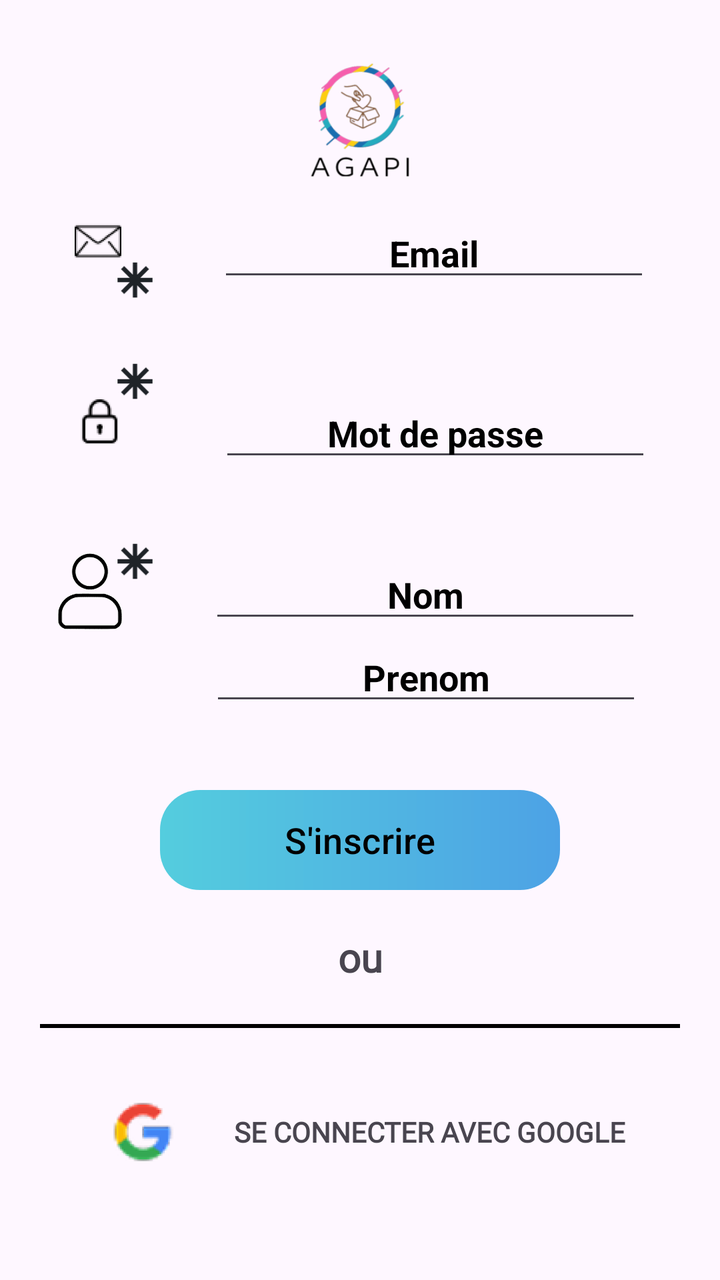
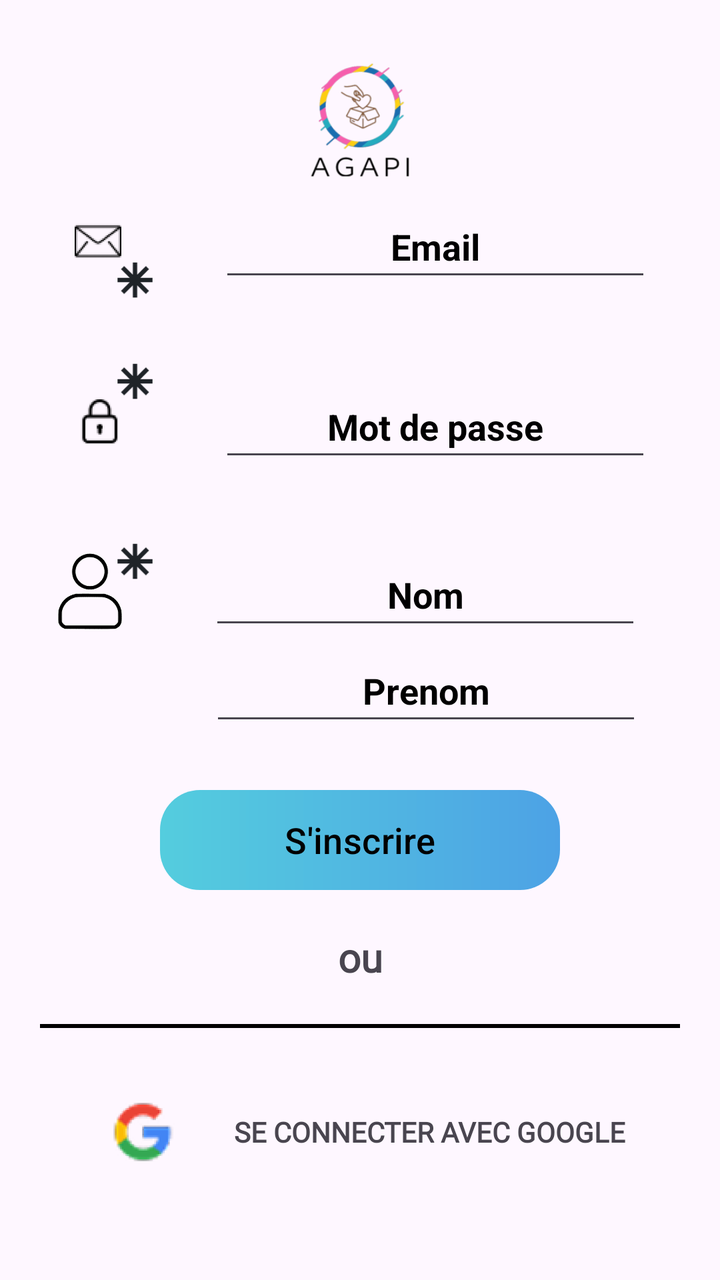

Compare the two renders of this Android layout. The source of the first and the diff that turns it into the second are given below.
<!-- AndroidManifest.xml: application theme Theme.NewAgapiVERSION311CLEAN -->
<!-- res/layout/fragment_inscription.xml -->
<androidx.constraintlayout.widget.ConstraintLayout xmlns:android="http://schemas.android.com/apk/res/android"
    xmlns:tools="http://schemas.android.com/tools"
    android:layout_width="match_parent"
    android:layout_height="match_parent"
    xmlns:app="http://schemas.android.com/apk/res-auto"
    tools:context="fragments.InscriptionFragment">

    <ImageView
        android:id="@+id/imageLogo"
        android:layout_width="120dp"
        android:layout_height="120dp"
        android:src="@mipmap/icon_app"
        android:scaleType="fitXY"
        android:backgroundTint="@color/transparent"
        app:layout_constraintEnd_toEndOf="parent"
        app:layout_constraintStart_toStartOf="parent"
        app:layout_constraintTop_toTopOf="parent" />


    <ImageView
        android:id="@+id/imageViewEmail"
        android:layout_width="50dp"
        android:layout_height="50dp"
        android:layout_marginStart="24dp"
        android:layout_marginBottom="40dp"
        android:scaleType="centerCrop"
        app:layout_constraintBottom_toTopOf="@+id/imageVerrou"
        app:layout_constraintStart_toStartOf="parent"
        app:layout_constraintWidth_percent="0.4"
        app:srcCompat="@mipmap/icon_mail" />
    <ImageView
        android:id="@+id/imageView6"
        android:layout_width="35dp"
        android:layout_height="40dp"
        android:layout_marginStart="50dp"
        app:layout_constraintStart_toStartOf="parent"
        app:layout_constraintTop_toBottomOf="@+id/imageLogo"
        app:srcCompat="@drawable/icon_asterisque" />



    <EditText
        android:id="@+id/editTextTextEmailAddress"
        android:layout_width="0dp"
        android:layout_height="wrap_content"
        android:hint="Email"
        android:textStyle="bold"
        android:textColorHint="@color/black"
        android:gravity="center"
        android:inputType="textEmailAddress"
        app:layout_constraintBottom_toBottomOf="@+id/imageViewEmail"
        app:layout_constraintEnd_toEndOf="parent"
        app:layout_constraintStart_toEndOf="@+id/imageViewEmail"
        app:layout_constraintWidth_percent="0.6"
        />

    <ImageView
        android:id="@+id/imageViewProfil"
        android:layout_width="40dp"
        android:layout_height="40dp"
        android:layout_marginStart="25dp"
        android:scaleType="centerCrop"
        app:layout_constraintBottom_toBottomOf="@+id/linearLayoutPartieGoogle"
        app:layout_constraintStart_toStartOf="parent"
        app:layout_constraintTop_toTopOf="parent"
        app:layout_constraintWidth_percent="0.40"
        app:srcCompat="@drawable/profil_noir"
        />

    <ImageView
        android:id="@+id/imageView5"
        android:layout_width="35dp"
        android:layout_height="40dp"
        android:layout_marginStart="50dp"
        android:layout_marginTop="25dp"
        app:layout_constraintStart_toStartOf="parent"
        app:layout_constraintTop_toBottomOf="@+id/imageVerrou"
        app:srcCompat="@drawable/icon_asterisque" />

    <EditText
        android:id="@+id/editTextNom"
        android:layout_width="0dp"
        android:layout_height="wrap_content"
        android:gravity="center"
        android:hint="Nom"
        android:textColorHint="@color/black"
        android:textStyle="bold"
        app:layout_constraintBottom_toBottomOf="@id/imageViewProfil"
        app:layout_constraintEnd_toEndOf="parent"
        app:layout_constraintStart_toEndOf="@id/imageViewProfil"
        app:layout_constraintTop_toTopOf="@+id/imageViewProfil"
        app:layout_constraintWidth_percent="0.6" />

    <EditText
        android:id="@+id/editTextPrenom"
        android:layout_width="0dp"
        android:layout_height="wrap_content"
        android:gravity="center"
        android:hint="Prenom"
        android:textColorHint="@color/black"
        android:textStyle="bold"
        app:layout_constraintTop_toBottomOf="@id/editTextNom"
        app:layout_constraintEnd_toEndOf="parent"
        app:layout_constraintHorizontal_bias="0.505"
        app:layout_constraintStart_toEndOf="@id/imageViewProfil"
        app:layout_constraintWidth_percent="0.6" />

    <ImageView
        android:id="@+id/imageVerrou"
        android:layout_width="50dp"
        android:layout_height="50dp"
        android:layout_gravity="center"
        android:layout_marginStart="25dp"
        android:layout_marginBottom="40dp"
        android:scaleType="centerCrop"
        app:layout_constraintStart_toStartOf="parent"
        app:layout_constraintBottom_toTopOf="@+id/imageViewProfil"
        app:layout_constraintWidth_percent="0.4"
        app:srcCompat="@mipmap/icon_verrou" />

    <EditText
        android:id="@+id/editTextMdpInscription"
        android:layout_width="0dp"
        android:layout_height="wrap_content"
        android:hint="Mot de passe"
        android:textStyle="bold"
        android:textColorHint="@color/black"
        android:gravity="center"
        app:layout_constraintBottom_toBottomOf="@id/imageVerrou"
        app:layout_constraintEnd_toEndOf="parent"
        app:layout_constraintStart_toEndOf="@id/imageVerrou"
        app:layout_constraintWidth_percent="0.6"
        />

    <ImageView
        android:id="@+id/imageView3"
        android:layout_width="35dp"
        android:layout_height="40dp"
        android:layout_marginStart="50dp"
        android:layout_marginTop="25dp"
        app:layout_constraintStart_toStartOf="parent"
        app:layout_constraintTop_toBottomOf="@+id/imageViewEmail"
        app:srcCompat="@drawable/icon_asterisque"  />


    <View
        android:id="@+id/viewButton"
        android:layout_width="0dp"
        android:layout_height="0dp"
        android:background="@drawable/background_button"
        app:layout_constraintBottom_toBottomOf="@id/buttonInscription"
        app:layout_constraintEnd_toEndOf="@id/buttonInscription"
        app:layout_constraintStart_toStartOf="@id/buttonInscription"
        app:layout_constraintTop_toTopOf="@id/buttonInscription">

    </View>

    <Button
        android:id="@+id/buttonInscription"
        android:layout_width="200dp"
        android:layout_height="50dp"
        android:layout_marginTop="200dp"
        android:background="#00FFFFFF"
        android:text="S'inscrire"
        android:textColor="@color/black"
        android:textSize="18dp"
        app:layout_constraintBottom_toBottomOf="parent"
        app:layout_constraintEnd_toEndOf="parent"
        app:layout_constraintStart_toStartOf="parent"
        app:layout_constraintTop_toTopOf="parent"

        />

    <TextView
        android:id="@+id/ou"
        android:layout_width="wrap_content"
        android:layout_height="wrap_content"
        android:layout_marginTop="20dp"
        android:fontFamily="@font/poppins"
        android:text="ou"
        android:textAlignment="center"
        android:textSize="20sp"
        android:textStyle="bold"
        app:layout_constraintEnd_toEndOf="parent"
        app:layout_constraintStart_toStartOf="parent"
        app:layout_constraintTop_toBottomOf="@id/buttonInscription" />

    <View
        android:id="@+id/barrie"
        android:layout_width="0dp"
        android:layout_height="2dp"
        android:layout_margin="20dp"
        android:background="@color/black"
        app:layout_constraintEnd_toEndOf="parent"
        app:layout_constraintStart_toStartOf="parent"
        app:layout_constraintTop_toBottomOf="@id/ou">

    </View>

    <LinearLayout
        android:id="@+id/linearLayoutPartieGoogle"
        android:layout_width="match_parent"
        android:layout_height="wrap_content"
        android:gravity="center"
        android:orientation="horizontal"
        app:layout_constraintBottom_toBottomOf="parent"
        app:layout_constraintTop_toBottomOf="@id/ou">

    <ImageView
        android:id="@+id/icon_google"
        android:layout_width="50dp"
        android:layout_height="50dp"
        app:layout_constraintStart_toStartOf="parent"
        app:srcCompat="@mipmap/icon_google" />

    <TextView
        android:id="@+id/textconnectionGoogle"
        android:layout_width="wrap_content"
        android:layout_height="wrap_content"
        android:layout_marginStart="20dp"
        android:fontFamily="@font/poppins_medium"
        android:text="Se connecter avec google"
        android:textAlignment="center"
        android:textAllCaps="true"
        android:textSize="14sp"
        android:textStyle="bold">

    </TextView>
    </LinearLayout>



</androidx.constraintlayout.widget.ConstraintLayout>
<!-- resources referenced by this layout -->
<resources>
  <color name="black">#FF000000</color>
  <color name="transparent">#00FFFFFF</color>
  <!-- drawable background_button (drawable) -->
  <?xml version="1.0" encoding="utf-8"?>
  <shape xmlns:android="http://schemas.android.com/apk/res/android"
      >
  
      <gradient
          android:angle="0"
          android:startColor="#54CDDE"
          android:endColor="#4DA2E5"  />
  
      <corners
          android:topLeftRadius="20dp"
          android:topRightRadius="20dp"
          android:bottomLeftRadius="20dp"
          android:bottomRightRadius="20dp"/>
  
  </shape>
  <!-- drawable icon_asterisque (drawable) -->
  <vector xmlns:android="http://schemas.android.com/apk/res/android"
      android:width="108dp"
      android:height="108dp"
      android:viewportWidth="24"
      android:viewportHeight="24">
    <path
        android:pathData="M12.75,6H11.25V10.189L8.288,7.227L7.227,8.288L10.189,11.25H6V12.75H10.189L7.227,15.712L8.288,16.773L11.25,13.811V18H12.75V13.811L15.712,16.773L16.773,15.712L13.811,12.75H18V11.25H13.811L16.773,8.288L15.712,7.227L12.75,10.189V6Z"
        android:fillColor="#1F2328"/>
  </vector>
  <!-- drawable profil_noir (drawable) -->
  <vector xmlns:android="http://schemas.android.com/apk/res/android"
      android:width="45dp"
      android:height="45dp"
      android:viewportWidth="512"
      android:viewportHeight="512">
    <path
        android:pathData="M240.5,14.13C203.73,18.72 168.98,43.48 151.91,77.23C143.13,94.58 139.74,109.1 139.7,129.5C139.63,161.43 149.85,187.27 171.48,209.88C185.1,224.11 199.04,233.34 216.05,239.41C230.74,244.65 240.58,246.36 256,246.36C271.42,246.36 281.26,244.65 295.95,239.41C328.2,227.9 355.21,200.49 366.3,168C372.32,150.37 374.22,127.4 371.1,110C360.04,48.29 302.88,6.34 240.5,14.13M244,39.58C221.36,43.63 204.1,52.64 189.87,67.84C164.09,95.37 157.87,135.09 174.05,168.94C185.72,193.34 207.07,210.94 233.8,218.2C244.79,221.18 267.21,221.18 278.2,218.2C304.93,210.94 326.28,193.34 337.95,168.94C354.13,135.09 347.91,95.37 322.13,67.84C310.29,55.19 295.81,46.55 278.5,41.78C271.71,39.91 249.93,38.53 244,39.58M164.5,270.44C114.68,279.65 75.5,312.74 58.59,359.89C52.07,378.07 51.55,382.4 51.53,419C51.5,451.44 51.57,452.71 53.81,459.19C59.81,476.54 73.83,490.08 92.72,496.77C97.12,498.33 109.93,498.48 252.73,498.75C423.34,499.07 415.21,499.33 428.25,492.97C444.34,485.13 455.68,470.83 459.53,453.51C461.85,443.1 461.16,389.39 458.57,378C446.39,324.58 409.36,286.15 356.64,272.24L346.5,269.57 259,269.36C190.93,269.19 169.95,269.43 164.5,270.44M174,295.12C130.05,300.15 92.11,333.21 80.19,376.88C77.62,386.31 77.57,387.12 77.53,418.5C77.5,449.98 77.54,450.57 79.79,454.8C83.33,461.42 88.62,466.67 94.84,469.72L100.5,472.5 256,472.5L411.5,472.5 417.16,469.72C423.38,466.67 428.67,461.42 432.21,454.8C434.46,450.57 434.5,449.98 434.47,418.5C434.43,387.12 434.38,386.31 431.81,376.88C419.7,332.54 382.01,300.13 336.67,295.07C325.17,293.79 185.27,293.83 174,295.12"
        android:fillColor="@color/black"
        android:fillType="evenOdd"
        android:strokeColor="#FFFFFF"/>
  </vector>
  <!-- mipmap icon_app: webp bitmap (mipmap-hdpi, 4898 bytes) -->
  <!-- mipmap icon_mail: webp bitmap (mipmap-hdpi, 1408 bytes) -->
  <style name="Theme.NewAgapiVERSION311CLEAN" parent="Base.Theme.NewAgapiVERSION311CLEAN" />
  <style name="Base.Theme.NewAgapiVERSION311CLEAN" parent="Theme.Material3.DayNight.NoActionBar">
          
          
        
      </style>
  <!-- unchanged entries left out for length: 2 -->
</resources>

<!-- the commit's change to res/layout/fragment_inscription.xml (unified diff, before → after) -->
@@ -9,12 +9,14 @@
         android:id="@+id/imageLogo"
         android:layout_width="120dp"
         android:layout_height="120dp"
+        android:backgroundTint="@color/transparent"
+        android:contentDescription="@string/logoagapi"
+        android:scaleType="fitXY"
         android:src="@mipmap/icon_app"
-        android:scaleType="fitXY"
-        android:backgroundTint="@color/transparent"
-        app:layout_constraintEnd_toEndOf="parent"
-        app:layout_constraintStart_toStartOf="parent"
-        app:layout_constraintTop_toTopOf="parent" />
+        app:layout_constraintEnd_toEndOf="parent"
+        app:layout_constraintStart_toStartOf="parent"
+        app:layout_constraintTop_toTopOf="parent"
+        tools:ignore="ImageContrastCheck" />
 
 
     <ImageView
@@ -23,42 +25,47 @@
         android:layout_height="50dp"
         android:layout_marginStart="24dp"
         android:layout_marginBottom="40dp"
+        android:contentDescription="@string/mail_icon"
         android:scaleType="centerCrop"
         app:layout_constraintBottom_toTopOf="@+id/imageVerrou"
         app:layout_constraintStart_toStartOf="parent"
         app:layout_constraintWidth_percent="0.4"
         app:srcCompat="@mipmap/icon_mail" />
+
     <ImageView
         android:id="@+id/imageView6"
         android:layout_width="35dp"
         android:layout_height="40dp"
         android:layout_marginStart="50dp"
+        android:contentDescription="@string/obligatoire"
         app:layout_constraintStart_toStartOf="parent"
         app:layout_constraintTop_toBottomOf="@+id/imageLogo"
         app:srcCompat="@drawable/icon_asterisque" />
 
 
-
     <EditText
         android:id="@+id/editTextTextEmailAddress"
         android:layout_width="0dp"
         android:layout_height="wrap_content"
-        android:hint="Email"
-        android:textStyle="bold"
-        android:textColorHint="@color/black"
-        android:gravity="center"
+        android:gravity="center"
+        android:hint="@string/email"
+        android:importantForAutofill="no"
         android:inputType="textEmailAddress"
+        android:minHeight="48dp"
+        android:textColorHint="@color/text_svg_main_color"
+        android:textStyle="bold"
         app:layout_constraintBottom_toBottomOf="@+id/imageViewEmail"
         app:layout_constraintEnd_toEndOf="parent"
+        app:layout_constraintHorizontal_bias="0.511"
         app:layout_constraintStart_toEndOf="@+id/imageViewEmail"
-        app:layout_constraintWidth_percent="0.6"
-        />
+        app:layout_constraintWidth_percent="0.6" />
 
     <ImageView
         android:id="@+id/imageViewProfil"
         android:layout_width="40dp"
         android:layout_height="40dp"
         android:layout_marginStart="25dp"
+        android:contentDescription="@string/profil"
         android:scaleType="centerCrop"
         app:layout_constraintBottom_toBottomOf="@+id/linearLayoutPartieGoogle"
         app:layout_constraintStart_toStartOf="parent"
@@ -73,6 +80,7 @@
         android:layout_height="40dp"
         android:layout_marginStart="50dp"
         android:layout_marginTop="25dp"
+        android:contentDescription="@string/obligatoire"
         app:layout_constraintStart_toStartOf="parent"
         app:layout_constraintTop_toBottomOf="@+id/imageVerrou"
         app:srcCompat="@drawable/icon_asterisque" />
@@ -82,8 +90,11 @@
         android:layout_width="0dp"
         android:layout_height="wrap_content"
         android:gravity="center"
-        android:hint="Nom"
-        android:textColorHint="@color/black"
+        android:hint="@string/nom"
+        android:importantForAutofill="no"
+        android:inputType="textPersonName"
+        android:minHeight="48dp"
+        android:textColorHint="@color/text_svg_main_color"
         android:textStyle="bold"
         app:layout_constraintBottom_toBottomOf="@id/imageViewProfil"
         app:layout_constraintEnd_toEndOf="parent"
@@ -96,13 +107,16 @@
         android:layout_width="0dp"
         android:layout_height="wrap_content"
         android:gravity="center"
-        android:hint="Prenom"
-        android:textColorHint="@color/black"
-        android:textStyle="bold"
-        app:layout_constraintTop_toBottomOf="@id/editTextNom"
+        android:hint="@string/prenom"
+        android:importantForAutofill="no"
+        android:inputType="textPersonName"
+        android:minHeight="48dp"
+        android:textColorHint="@color/text_svg_main_color"
+        android:textStyle="bold"
         app:layout_constraintEnd_toEndOf="parent"
         app:layout_constraintHorizontal_bias="0.505"
         app:layout_constraintStart_toEndOf="@id/imageViewProfil"
+        app:layout_constraintTop_toBottomOf="@id/editTextNom"
         app:layout_constraintWidth_percent="0.6" />
 
     <ImageView
@@ -112,6 +126,7 @@
         android:layout_gravity="center"
         android:layout_marginStart="25dp"
         android:layout_marginBottom="40dp"
+        android:contentDescription="@string/password_icon"
         android:scaleType="centerCrop"
         app:layout_constraintStart_toStartOf="parent"
         app:layout_constraintBottom_toTopOf="@+id/imageViewProfil"
@@ -122,15 +137,17 @@
         android:id="@+id/editTextMdpInscription"
         android:layout_width="0dp"
         android:layout_height="wrap_content"
-        android:hint="Mot de passe"
-        android:textStyle="bold"
-        android:textColorHint="@color/black"
-        android:gravity="center"
+        android:gravity="center"
+        android:hint="@string/mot_de_passe"
+        android:importantForAutofill="no"
+        android:inputType="textPassword"
+        android:minHeight="48dp"
+        android:textColorHint="@color/text_svg_main_color"
+        android:textStyle="bold"
         app:layout_constraintBottom_toBottomOf="@id/imageVerrou"
         app:layout_constraintEnd_toEndOf="parent"
         app:layout_constraintStart_toEndOf="@id/imageVerrou"
-        app:layout_constraintWidth_percent="0.6"
-        />
+        app:layout_constraintWidth_percent="0.6" />
 
     <ImageView
         android:id="@+id/imageView3"
@@ -138,10 +155,10 @@
         android:layout_height="40dp"
         android:layout_marginStart="50dp"
         android:layout_marginTop="25dp"
+        android:contentDescription="@string/obligatoire"
         app:layout_constraintStart_toStartOf="parent"
         app:layout_constraintTop_toBottomOf="@+id/imageViewEmail"
         app:srcCompat="@drawable/icon_asterisque"  />
-
 
     <View
         android:id="@+id/viewButton"
@@ -161,9 +178,9 @@
         android:layout_height="50dp"
         android:layout_marginTop="200dp"
         android:background="#00FFFFFF"
-        android:text="S'inscrire"
-        android:textColor="@color/black"
-        android:textSize="18dp"
+        android:text="@string/s_inscrire"
+        android:textColor="@color/text_svg_main_color"
+        android:textSize="18sp"
         app:layout_constraintBottom_toBottomOf="parent"
         app:layout_constraintEnd_toEndOf="parent"
         app:layout_constraintStart_toStartOf="parent"
@@ -177,7 +194,7 @@
         android:layout_height="wrap_content"
         android:layout_marginTop="20dp"
         android:fontFamily="@font/poppins"
-        android:text="ou"
+        android:text="@string/ou"
         android:textAlignment="center"
         android:textSize="20sp"
         android:textStyle="bold"
@@ -190,7 +207,7 @@
         android:layout_width="0dp"
         android:layout_height="2dp"
         android:layout_margin="20dp"
-        android:background="@color/black"
+        android:background="@color/text_svg_main_color"
         app:layout_constraintEnd_toEndOf="parent"
         app:layout_constraintStart_toStartOf="parent"
         app:layout_constraintTop_toBottomOf="@id/ou">
@@ -210,22 +227,23 @@
         android:id="@+id/icon_google"
         android:layout_width="50dp"
         android:layout_height="50dp"
+        android:contentDescription="@string/se_connecter_avec_google"
         app:layout_constraintStart_toStartOf="parent"
         app:srcCompat="@mipmap/icon_google" />
 
-    <TextView
-        android:id="@+id/textconnectionGoogle"
-        android:layout_width="wrap_content"
-        android:layout_height="wrap_content"
-        android:layout_marginStart="20dp"
-        android:fontFamily="@font/poppins_medium"
-        android:text="Se connecter avec google"
-        android:textAlignment="center"
-        android:textAllCaps="true"
-        android:textSize="14sp"
-        android:textStyle="bold">
-
-    </TextView>
+        <TextView
+            android:id="@+id/textconnectionGoogle"
+            android:layout_width="wrap_content"
+            android:layout_height="wrap_content"
+            android:layout_marginStart="20dp"
+            android:fontFamily="@font/poppins_medium"
+            android:text="@string/se_connecter_avec_google"
+            android:textAlignment="center"
+            android:textAllCaps="true"
+            android:textSize="14sp"
+            android:textStyle="bold">
+
+        </TextView>
     </LinearLayout>
 
 
<!-- resource entries referenced after the edit -->
@@ -1,6 +1,6 @@
 <!-- resources referenced by this layout -->
 <resources>
-  <color name="black">#FF000000</color>
+  <color name="text_svg_main_color">#FF000000</color>
   <color name="transparent">#00FFFFFF</color>
   <!-- drawable background_button (drawable) -->
   <?xml version="1.0" encoding="utf-8"?>
@@ -37,12 +37,24 @@
       android:viewportHeight="512">
     <path
         android:pathData="M240.5,14.13C203.73,18.72 168.98,43.48 151.91,77.23C143.13,94.58 139.74,109.1 139.7,129.5C139.63,161.43 149.85,187.27 171.48,209.88C185.1,224.11 199.04,233.34 216.05,239.41C230.74,244.65 240.58,246.36 256,246.36C271.42,246.36 281.26,244.65 295.95,239.41C328.2,227.9 355.21,200.49 366.3,168C372.32,150.37 374.22,127.4 371.1,110C360.04,48.29 302.88,6.34 240.5,14.13M244,39.58C221.36,43.63 204.1,52.64 189.87,67.84C164.09,95.37 157.87,135.09 174.05,168.94C185.72,193.34 207.07,210.94 233.8,218.2C244.79,221.18 267.21,221.18 278.2,218.2C304.93,210.94 326.28,193.34 337.95,168.94C354.13,135.09 347.91,95.37 322.13,67.84C310.29,55.19 295.81,46.55 278.5,41.78C271.71,39.91 249.93,38.53 244,39.58M164.5,270.44C114.68,279.65 75.5,312.74 58.59,359.89C52.07,378.07 51.55,382.4 51.53,419C51.5,451.44 51.57,452.71 53.81,459.19C59.81,476.54 73.83,490.08 92.72,496.77C97.12,498.33 109.93,498.48 252.73,498.75C423.34,499.07 415.21,499.33 428.25,492.97C444.34,485.13 455.68,470.83 459.53,453.51C461.85,443.1 461.16,389.39 458.57,378C446.39,324.58 409.36,286.15 356.64,272.24L346.5,269.57 259,269.36C190.93,269.19 169.95,269.43 164.5,270.44M174,295.12C130.05,300.15 92.11,333.21 80.19,376.88C77.62,386.31 77.57,387.12 77.53,418.5C77.5,449.98 77.54,450.57 79.79,454.8C83.33,461.42 88.62,466.67 94.84,469.72L100.5,472.5 256,472.5L411.5,472.5 417.16,469.72C423.38,466.67 428.67,461.42 432.21,454.8C434.46,450.57 434.5,449.98 434.47,418.5C434.43,387.12 434.38,386.31 431.81,376.88C419.7,332.54 382.01,300.13 336.67,295.07C325.17,293.79 185.27,293.83 174,295.12"
-        android:fillColor="@color/black"
+        android:fillColor="@color/text_svg_main_color"
         android:fillType="evenOdd"
         android:strokeColor="#FFFFFF"/>
   </vector>
   <!-- mipmap icon_app: webp bitmap (mipmap-hdpi, 4898 bytes) -->
   <!-- mipmap icon_mail: webp bitmap (mipmap-hdpi, 1408 bytes) -->
+  <string name="email">Email</string>
+  <string name="logoagapi">LogoAgapi</string>
+  <string name="mail_icon">mail Icon</string>
+  <string name="mot_de_passe">Mot de passe</string>
+  <string name="nom">Nom</string>
+  <string name="obligatoire">obligatoire</string>
+  <string name="ou">ou</string>
+  <string name="password_icon">password icon</string>
+  <string name="prenom">Prenom</string>
+  <string name="profil">profil</string>
+  <string name="s_inscrire">S\'inscrire</string>
+  <string name="se_connecter_avec_google">Se connecter avec google</string>
   <style name="Theme.NewAgapiVERSION311CLEAN" parent="Base.Theme.NewAgapiVERSION311CLEAN" />
   <style name="Base.Theme.NewAgapiVERSION311CLEAN" parent="Theme.Material3.DayNight.NoActionBar">
           
